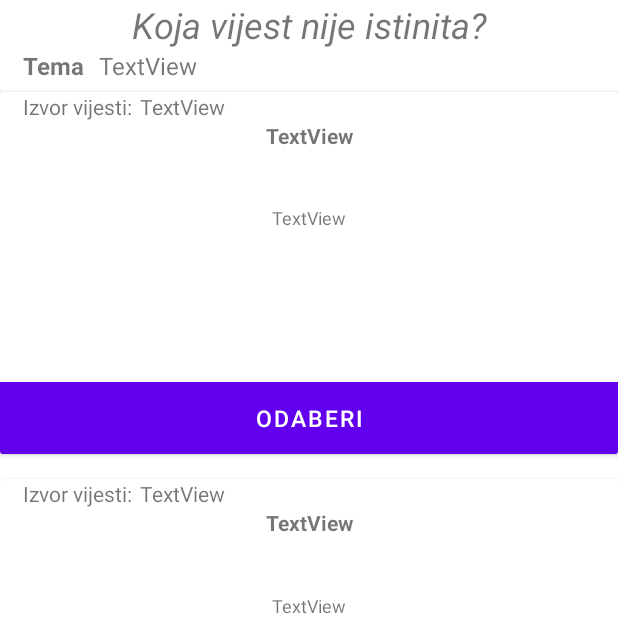
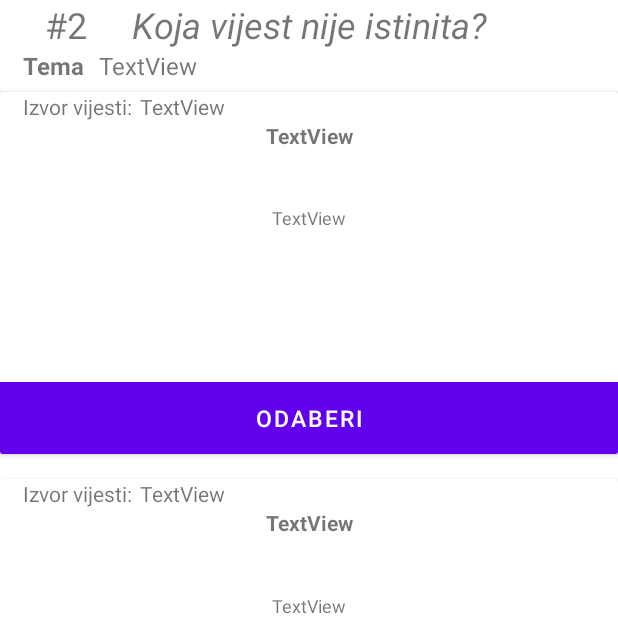
Before and after one commit to Bungar95/Android-DSI2021, an Android app: the QuizFakeNewsActivity screen opened directly, with no data from a screen before it, after a tap on "ODABERI", on a phone screen of 412 x 824 dp, the top half of it. Run offline under Robolectric (Android 15) with nearby library versions, the phone set to English and light mode, and no system bars; Roboto replaces fonts that are not available here; 187 statements that could not run were skipped.

Commit message:
added question number to layout

```diff
--- a/app/src/main/java/hr/cnzd/dsi2021/Activities/Quiz/QuizFakeNewsActivity.java
+++ b/app/src/main/java/hr/cnzd/dsi2021/Activities/Quiz/QuizFakeNewsActivity.java
@@ -26,7 +26,7 @@ public class QuizFakeNewsActivity extends AppCompatActivity implements IQuizActi
     private Intent resultIntent;
     private Button o1,o2,o3;
 
-    private TextView txtTema,
+    private TextView txtqNum, txtTema,
             naslov1, naslov2, naslov3,
             podnaslov1, podnaslov2, podnaslov3,
             link1, link2, link3;
@@ -53,6 +53,7 @@ public class QuizFakeNewsActivity extends AppCompatActivity implements IQuizActi
     public void init() {
         resultIntent = new Intent(this, QuizResultActivity.class);
         quiz = "fakeNews";
+        txtqNum = findViewById(R.id.tvQNum);
         txtTema = findViewById(R.id.tvTema);
         link1 = findViewById(R.id.tvLink1);
         link2 = findViewById(R.id.tvLink2);
@@ -108,6 +109,7 @@ public class QuizFakeNewsActivity extends AppCompatActivity implements IQuizActi
 
         KvizPitanje p = pitanja.get(trenutnoPitanje);
 
+        txtqNum.setText("#" + String.valueOf(trenutnoPitanje+1));
         txtTema.setText(p.getTema());
 
         link1.setText(p.getOdgovori().get(0).getLink());
--- a/app/src/main/res/layout/activity_quiz_fake_news.xml
+++ b/app/src/main/res/layout/activity_quiz_fake_news.xml
@@ -7,8 +7,19 @@
     android:layout_height="match_parent">
 
     <TextView
+        android:id="@+id/tvQNum"
+        android:layout_width="wrap_content"
+        android:layout_height="0dp"
+        android:text="#"
+        android:textSize="24sp"
+        app:layout_constraintBottom_toTopOf="@+id/linearLayout2"
+        app:layout_constraintEnd_toStartOf="@+id/textView"
+        app:layout_constraintStart_toStartOf="parent"
+        app:layout_constraintTop_toTopOf="parent" />
+
+    <TextView
         android:id="@+id/textView"
-        android:layout_width="match_parent"
+        android:layout_width="wrap_content"
         android:layout_height="wrap_content"
         android:text="Koja vijest nije istinita?"
         android:textAlignment="center"
```
